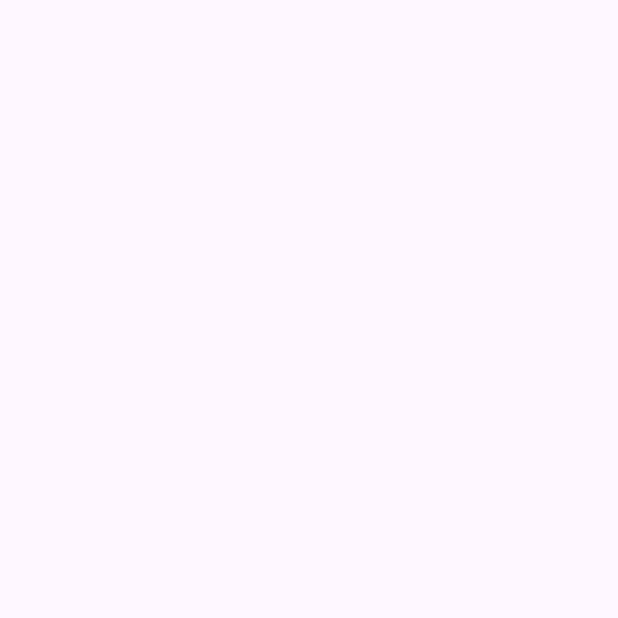
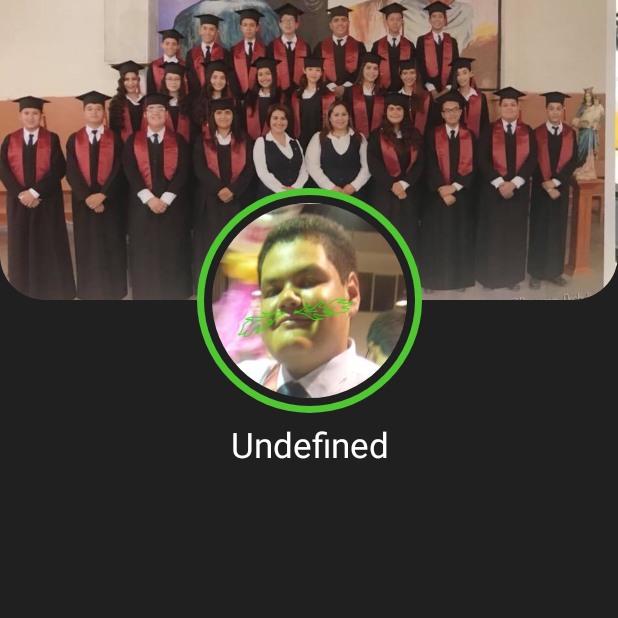
Before and after one commit to Erumeru/ProyFinalFitTrack, an Android app: the dashboard screen opened directly, with no data from a screen before it, on a phone screen of 412 x 824 dp, the top half of it. Before the commit the part shown is empty. Run offline under Robolectric (Android 15) with nearby library versions, the phone set to English and light mode, and no system bars; 1 statement that could not run was skipped.

Commit message:
Nueva view para el dashboard y actualizada con el nombre, carga el nombre del usuario que ingresó

```diff
--- a/app/src/main/java/com/example/proyfinalfittrack/dashboard/dashboard.kt
+++ b/app/src/main/java/com/example/proyfinalfittrack/dashboard/dashboard.kt
@@ -2,11 +2,20 @@ package com.example.proyfinalfittrack.dashboard
 
 import androidx.appcompat.app.AppCompatActivity
 import android.os.Bundle
+import android.widget.TextView
 import com.example.proyfinalfittrack.R
 
 class dashboard : AppCompatActivity() {
+
+    var nombreUsuario: String = "Undefined"
+    private lateinit var tvNombre : TextView
+
     override fun onCreate(savedInstanceState: Bundle?) {
         super.onCreate(savedInstanceState)
         setContentView(R.layout.activity_dashboard)
+        tvNombre=findViewById(R.id.tvNombre)
+        nombreUsuario=intent.getSerializableExtra("nombreUsuario") as String
+
+        tvNombre.setText(nombreUsuario)
     }
 }
--- a/app/src/main/java/com/example/proyfinalfittrack/sesiones/activityLogin.kt
+++ b/app/src/main/java/com/example/proyfinalfittrack/sesiones/activityLogin.kt
@@ -9,6 +9,7 @@ import android.widget.EditText
 import android.widget.TextView
 import androidx.appcompat.app.AlertDialog
 import com.example.proyfinalfittrack.R
+import com.example.proyfinalfittrack.dashboard.dashboard
 import com.example.proyfinalfittrack.db.DatabaseHelper
 
 class activityLogin : AppCompatActivity() {
@@ -35,12 +36,15 @@ class activityLogin : AppCompatActivity() {
 
             if(isUserCreated(correo,pass)) {
                 println("REGISTRADO")
+                val nombre = getUserNameByEmail(correo)
+                val dashboard= Intent(this,dashboard::class.java)
+                dashboard.putExtra("nombreUsuario", nombre)
+                startActivity(dashboard)
             }else{
                 showAlert(this, "Error en credenciales", "Las credenciales son incorrectas.")
                 return@setOnClickListener
             }
         }
-
     }
 
     fun showAlert(context: Context, title: String, message: String) {
@@ -73,4 +77,25 @@ class activityLogin : AppCompatActivity() {
         return count > 0
     }
 
+    fun getUserNameByEmail(email: String): String? {
+        val dbHelper = DatabaseHelper(this)
+        val db = dbHelper.readableDatabase
+        var userName: String? = null
+
+        val query = "SELECT nombre FROM users WHERE correo = ?"
+        val cursor = db.rawQuery(query, arrayOf(email))
+
+        if (cursor.moveToFirst()) {
+            val columnNameIndex= cursor.getColumnIndex("nombre")
+            if(columnNameIndex!=-1){
+                userName=cursor.getString(columnNameIndex)
+            }
+        }
+
+        cursor.close()
+        db.close()
+
+        return userName
+    }
+
 }
--- /dev/null
+++ b/app/src/main/res/drawable/circle_profilepic.xml
@@ -0,0 +1,12 @@
+<layer-list xmlns:android="http://schemas.android.com/apk/res/android">
+    <item>
+        <shape android:shape="oval">
+            <solid android:color="@color/verdePrincipal" />
+        </shape>
+    </item>
+    <item android:top="5dp" android:left="5dp" android:right="5dp" android:bottom="5dp">
+        <shape android:shape="oval">
+            <solid android:color="@color/fondoGris" />
+        </shape>
+    </item>
+</layer-list>
--- a/app/src/main/res/layout/activity_dashboard.xml
+++ b/app/src/main/res/layout/activity_dashboard.xml
@@ -4,7 +4,65 @@
     xmlns:tools="http://schemas.android.com/tools"
     android:layout_width="match_parent"
     android:layout_height="match_parent"
+    android:background="@color/fondoGris"
     tools:context=".dashboard.dashboard">
+
+    <FrameLayout
+        app:layout_constraintTop_toTopOf="parent"
+        android:layout_width="match_parent"
+        android:layout_height="wrap_content">
+
+        <androidx.constraintlayout.widget.ConstraintLayout
+            android:layout_width="wrap_content"
+            android:layout_height="wrap_content">
+            <com.google.android.material.imageview.ShapeableImageView
+                app:layout_constraintTop_toTopOf="parent"
+                app:layout_constraintStart_toStartOf="parent"
+                android:id="@+id/iVportada"
+                android:layout_width="wrap_content"
+                android:layout_height="200dp"
+                android:src="@drawable/portada"
+                app:shapeAppearanceOverlay="@style/RoundCornersDown"
+                android:scaleType="centerCrop"
+                />
+            <View
+                android:id="@+id/viewCirculoPofile"
+                android:layout_width="150dp"
+                android:layout_height="150dp"
+                android:background="@drawable/circle_profilepic"
+                app:layout_constraintTop_toBottomOf="@id/iVportada"
+                app:layout_constraintStart_toStartOf="@id/iVportada"
+                app:layout_constraintEnd_toEndOf="@id/iVportada"
+                app:layout_constraintBottom_toBottomOf="@id/iVportada"
+            />
+            <com.google.android.material.imageview.ShapeableImageView
+                android:id="@+id/imageProfile"
+                android:layout_width="130dp"
+                android:layout_height="130dp"
+                android:background="@drawable/profile_pic"
+                app:shapeAppearanceOverlay="@style/CircleImageStyle"
+                app:layout_constraintTop_toBottomOf="@id/iVportada"
+                app:layout_constraintStart_toStartOf="@id/iVportada"
+                app:layout_constraintEnd_toEndOf="@id/iVportada"
+                app:layout_constraintBottom_toBottomOf="@id/iVportada"
+                />
+            <TextView
+                android:id="@+id/tvNombre"
+                android:layout_width="wrap_content"
+                android:layout_height="wrap_content"
+                app:layout_constraintTop_toBottomOf="@id/viewCirculoPofile"
+                app:layout_constraintStart_toStartOf="@id/viewCirculoPofile"
+                app:layout_constraintEnd_toEndOf="@id/viewCirculoPofile"
+                android:layout_marginTop="5dp"
+                android:textColor="@color/white"
+                android:textSize="23dp"
+                android:text="Azzert"
+                />
+        </androidx.constraintlayout.widget.ConstraintLayout>
+
+
+    </FrameLayout>
+
 
 
 
--- /dev/null
+++ b/app/src/main/res/values/styles.xml
@@ -0,0 +1,17 @@
+<?xml version="1.0" encoding="utf-8"?>
+<resources>
+    <style name="AppTheme" parent="Theme.MaterialComponents.DayNight.NoActionBar">
+    </style>
+
+
+    <style name="RoundCornersDown">
+        <item name="cornerFamily">rounded</item>
+        <item name="cornerSizeBottomRight">30dp</item>
+        <item name="cornerSizeBottomLeft">30dp</item>
+    </style>
+
+    <style name="CircleImageStyle">
+        <item name="cornerFamily">rounded</item>
+        <item name="cornerSize">50%</item> <!-- Usar 50% hace que las esquinas sean redondeadas a la mitad del tamaño del ImageView, creando un círculo -->
+    </style>
+</resources>
```
Also changed, not shown: app/src/main/res/drawable/img.png (added), app/src/main/res/drawable/portada.jpg (added), app/src/main/res/drawable/profile_pic.jpg (added).
